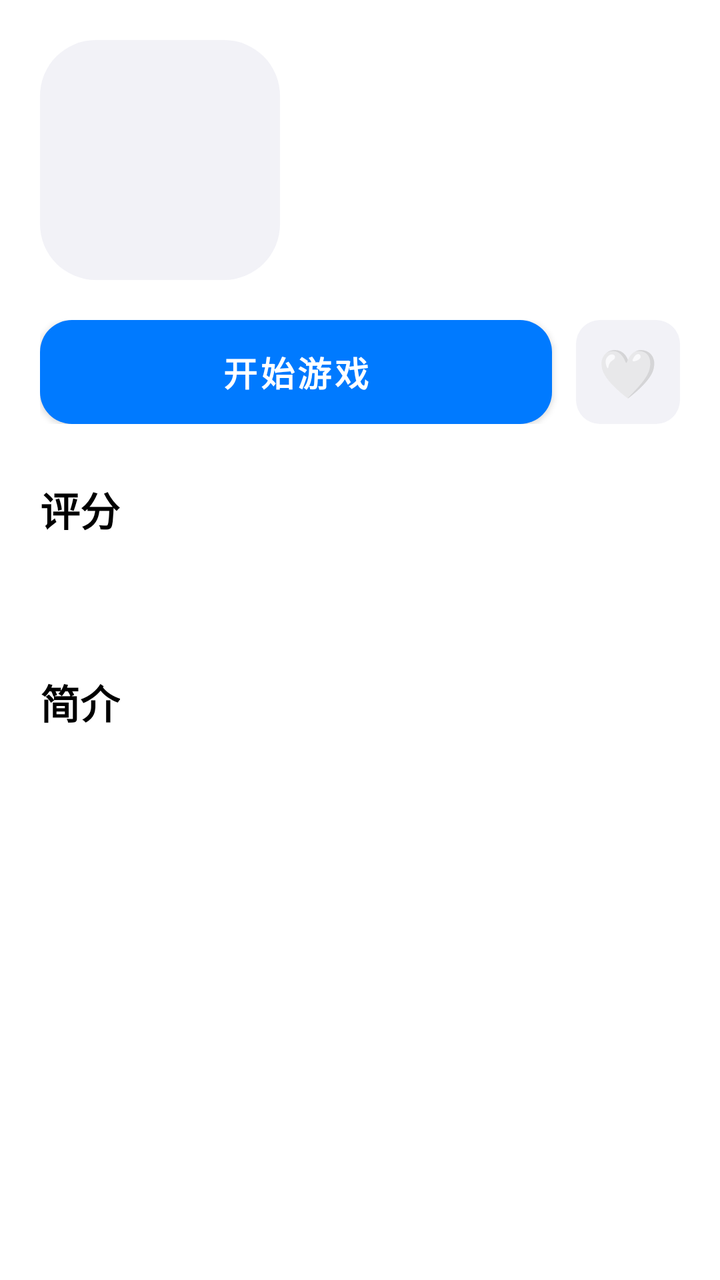
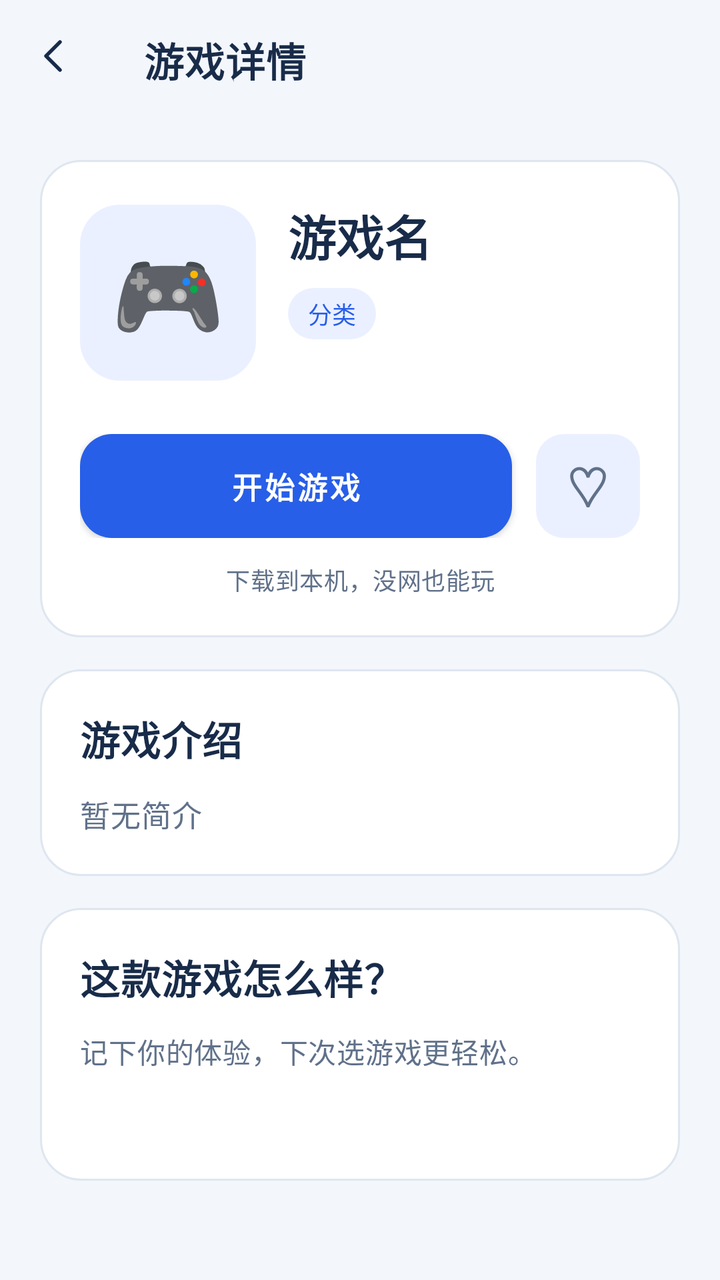

Two renders of the same Android screen: before a commit and after it. Below are the layout's source before the change and the commit's diff.
<!-- AndroidManifest.xml: application theme Theme.Game100 -->
<!-- res/layout/activity_game_detail.xml -->
<?xml version="1.0" encoding="utf-8"?>
<ScrollView xmlns:android="http://schemas.android.com/apk/res/android"
    android:layout_width="match_parent"
    android:layout_height="match_parent"
    android:background="@color/bg"
    android:fillViewport="true">

    <LinearLayout
        android:layout_width="match_parent"
        android:layout_height="wrap_content"
        android:orientation="vertical"
        android:padding="20dp">

        
        <LinearLayout
            android:layout_width="match_parent"
            android:layout_height="wrap_content"
            android:orientation="horizontal"
            android:gravity="center_vertical">

            <TextView
                android:id="@+id/detail_icon"
                android:layout_width="120dp"
                android:layout_height="120dp"
                android:gravity="center"
                android:textSize="64sp"
                android:background="@drawable/game_icon_bg" />

            <LinearLayout
                android:layout_width="0dp"
                android:layout_height="wrap_content"
                android:layout_weight="1"
                android:layout_marginStart="16dp"
                android:orientation="vertical">

                <TextView
                    android:id="@+id/detail_name"
                    android:layout_width="wrap_content"
                    android:layout_height="wrap_content"
                    android:textSize="22sp"
                    android:textStyle="bold"
                    android:textColor="@color/text_primary" />

                <TextView
                    android:id="@+id/detail_category"
                    android:layout_width="wrap_content"
                    android:layout_height="wrap_content"
                    android:layout_marginTop="4dp"
                    android:textSize="14sp"
                    android:textColor="@color/text_secondary" />

                <TextView
                    android:id="@+id/detail_size"
                    android:layout_width="wrap_content"
                    android:layout_height="wrap_content"
                    android:layout_marginTop="2dp"
                    android:textSize="13sp"
                    android:textColor="@color/text_secondary" />
            </LinearLayout>
        </LinearLayout>

        
        <LinearLayout
            android:layout_width="match_parent"
            android:layout_height="wrap_content"
            android:layout_marginTop="20dp"
            android:orientation="horizontal"
            android:gravity="center_vertical">

            <Button
                android:id="@+id/btn_play"
                android:layout_width="0dp"
                android:layout_height="52dp"
                android:layout_weight="1"
                android:background="@drawable/pill_action"
                android:text="开始游戏"
                android:textSize="17sp"
                android:textStyle="bold"
                android:textColor="@android:color/white" />

            <TextView
                android:id="@+id/btn_favorite"
                android:layout_width="52dp"
                android:layout_height="52dp"
                android:layout_marginStart="12dp"
                android:background="@drawable/search_bg"
                android:gravity="center"
                android:textSize="24sp"
                android:text="🤍" />
        </LinearLayout>

        
        <TextView
            android:layout_width="wrap_content"
            android:layout_height="wrap_content"
            android:layout_marginTop="28dp"
            android:text="评分"
            android:textSize="20sp"
            android:textStyle="bold"
            android:textColor="@color/text_primary" />

        <LinearLayout
            android:id="@+id/stars_row"
            android:layout_width="wrap_content"
            android:layout_height="wrap_content"
            android:layout_marginTop="12dp"
            android:orientation="horizontal" />

        <TextView
            android:id="@+id/detail_rating_text"
            android:layout_width="wrap_content"
            android:layout_height="wrap_content"
            android:layout_marginTop="8dp"
            android:textSize="14sp"
            android:textColor="@color/text_secondary" />

        
        <TextView
            android:id="@+id/detail_best_score"
            android:layout_width="wrap_content"
            android:layout_height="wrap_content"
            android:layout_marginTop="20dp"
            android:textSize="16sp"
            android:textStyle="bold"
            android:textColor="@color/text_primary"
            android:visibility="gone" />

        
        <TextView
            android:layout_width="wrap_content"
            android:layout_height="wrap_content"
            android:layout_marginTop="28dp"
            android:text="简介"
            android:textSize="20sp"
            android:textStyle="bold"
            android:textColor="@color/text_primary" />

        <TextView
            android:id="@+id/detail_desc"
            android:layout_width="match_parent"
            android:layout_height="wrap_content"
            android:layout_marginTop="12dp"
            android:textSize="15sp"
            android:lineSpacingExtra="4dp"
            android:textColor="@color/text_primary" />

        <Space
            android:layout_width="match_parent"
            android:layout_height="40dp" />
    </LinearLayout>
</ScrollView>
<!-- resources referenced by this layout -->
<resources>
  <color name="bg">#FFFFFF</color>
  <color name="text_primary">#000000</color>
  <color name="text_secondary">#8E8E93</color>
  <!-- drawable game_icon_bg (drawable) -->
  <?xml version="1.0" encoding="utf-8"?>
  <shape xmlns:android="http://schemas.android.com/apk/res/android"
      android:shape="rectangle">
      <solid android:color="#F2F2F7" />
      <corners android:radius="28dp" />
  </shape>
  <!-- drawable pill_action (drawable) -->
  <?xml version="1.0" encoding="utf-8"?>
  <shape xmlns:android="http://schemas.android.com/apk/res/android"
      android:shape="rectangle">
      <solid android:color="#007AFF" />
      <corners android:radius="16dp" />
  </shape>
  <!-- drawable search_bg (drawable) -->
  <?xml version="1.0" encoding="utf-8"?>
  <shape xmlns:android="http://schemas.android.com/apk/res/android"
      android:shape="rectangle">
      <solid android:color="#F2F2F7" />
      <corners android:radius="12dp" />
  </shape>
  <style name="Theme.Game100" parent="Theme.MaterialComponents.DayNight.NoActionBar">
          <item name="colorPrimary">@color/brand</item>
          <item name="colorPrimaryDark">@color/bg</item>
          <item name="colorAccent">@color/brand</item>
          <item name="android:windowBackground">@color/bg</item>
          <item name="android:statusBarColor">@color/bg</item>
          <item name="android:navigationBarColor">@color/bg</item>
          <item name="android:windowLightStatusBar">false</item>
      </style>
  <color name="brand">#007AFF</color>
</resources>

<!-- the commit's change to res/layout/activity_game_detail.xml (unified diff, before → after) -->
@@ -1,151 +1,204 @@
 <?xml version="1.0" encoding="utf-8"?>
-<ScrollView xmlns:android="http://schemas.android.com/apk/res/android"
+<LinearLayout
     android:layout_width="match_parent"
     android:layout_height="match_parent"
-    android:background="@color/bg"
-    android:fillViewport="true">
-
-    <LinearLayout
+    android:orientation="vertical"
+    xmlns:android="http://schemas.android.com/apk/res/android"
+    xmlns:app="http://schemas.android.com/apk/res-auto"
+    android:background="@color/bg">
+    <com.google.android.material.appbar.MaterialToolbar
         android:layout_width="match_parent"
-        android:layout_height="wrap_content"
-        android:orientation="vertical"
-        android:padding="20dp">
-
-        
+        android:layout_height="60dp"
+        android:id="@+id/detail_toolbar"
+        android:background="@color/bg"
+        app:title="游戏详情"
+        app:titleTextColor="@color/text_primary"
+        app:titleTextAppearance="@style/TextAppearance.Game100.Section"
+        app:navigationIcon="@drawable/ic_back"
+        app:navigationContentDescription="@string/back" />
+    <ScrollView
+        android:layout_width="match_parent"
+        android:layout_height="0dp"
+        android:layout_weight="1"
+        android:fillViewport="true"
+        android:clipToPadding="false">
         <LinearLayout
             android:layout_width="match_parent"
             android:layout_height="wrap_content"
-            android:orientation="horizontal"
-            android:gravity="center_vertical">
-
-            <TextView
-                android:id="@+id/detail_icon"
-                android:layout_width="120dp"
-                android:layout_height="120dp"
-                android:gravity="center"
-                android:textSize="64sp"
-                android:background="@drawable/game_icon_bg" />
-
+            android:orientation="vertical"
+            android:padding="20dp">
             <LinearLayout
-                android:layout_width="0dp"
+                android:layout_width="match_parent"
                 android:layout_height="wrap_content"
-                android:layout_weight="1"
-                android:layout_marginStart="16dp"
-                android:orientation="vertical">
-
-                <TextView
-                    android:id="@+id/detail_name"
-                    android:layout_width="wrap_content"
-                    android:layout_height="wrap_content"
-                    android:textSize="22sp"
+                android:orientation="vertical"
+                android:background="@drawable/surface_panel"
+                android:padding="20dp"
+                android:layout_marginBottom="16dp">
+                <LinearLayout
+                    android:layout_width="match_parent"
+                    android:layout_height="wrap_content"
+                    android:orientation="horizontal"
+                    android:gravity="center_vertical">
+                    <TextView
+                        android:layout_width="88dp"
+                        android:layout_height="88dp"
+                        android:text="🎮"
+                        android:textColor="@color/text_primary"
+                        android:id="@+id/detail_icon"
+                        android:gravity="center"
+                        android:textSize="46sp"
+                        android:background="@drawable/game_icon_bg"
+                        android:importantForAccessibility="no" />
+                    <LinearLayout
+                        android:layout_width="0dp"
+                        android:layout_height="wrap_content"
+                        android:orientation="vertical"
+                        android:layout_weight="1"
+                        android:layout_marginStart="16dp">
+                        <TextView
+                            android:layout_width="match_parent"
+                            android:layout_height="wrap_content"
+                            android:text="游戏名"
+                            android:textColor="@color/text_primary"
+                            android:id="@+id/detail_name"
+                            android:textSize="24sp"
+                            android:textStyle="bold"
+                            android:maxLines="2"
+                            android:ellipsize="end" />
+                        <TextView
+                            android:layout_width="wrap_content"
+                            android:layout_height="wrap_content"
+                            android:text="分类"
+                            android:textColor="@color/brand"
+                            android:id="@+id/detail_category"
+                            android:layout_marginTop="9dp"
+                            android:paddingStart="10dp"
+                            android:paddingEnd="10dp"
+                            android:paddingTop="4dp"
+                            android:paddingBottom="4dp"
+                            android:textSize="12sp"
+                            android:background="@drawable/pill_secondary" />
+                        <TextView
+                            android:layout_width="match_parent"
+                            android:layout_height="wrap_content"
+                            android:text=""
+                            android:textColor="@color/text_secondary"
+                            android:textAppearance="@style/TextAppearance.Game100.Body"
+                            android:id="@+id/detail_size"
+                            android:layout_marginTop="7dp"
+                            android:textSize="12sp" />
+                    </LinearLayout>
+                </LinearLayout>
+                <LinearLayout
+                    android:layout_width="match_parent"
+                    android:layout_height="wrap_content"
+                    android:orientation="horizontal"
+                    android:gravity="center_vertical"
+                    android:layout_marginTop="24dp">
+                    <com.google.android.material.button.MaterialButton
+                        android:layout_width="0dp"
+                        android:layout_height="52dp"
+                        android:id="@+id/btn_play"
+                        style="@style/Widget.Game100.PrimaryButton"
+                        android:text="开始游戏"
+                        android:layout_weight="1" />
+                    <TextView
+                        android:layout_width="52dp"
+                        android:layout_height="52dp"
+                        android:text="♡"
+                        android:textColor="@color/text_secondary"
+                        android:id="@+id/btn_favorite"
+                        android:layout_marginStart="12dp"
+                        android:gravity="center"
+                        android:textSize="28sp"
+                        android:background="@drawable/pill_secondary"
+                        android:focusable="true"
+                        android:clickable="true"
+                        android:contentDescription="收藏游戏" />
+                </LinearLayout>
+                <TextView
+                    android:layout_width="match_parent"
+                    android:layout_height="wrap_content"
+                    android:text="下载到本机，没网也能玩"
+                    android:textColor="@color/text_secondary"
+                    android:textAppearance="@style/TextAppearance.Game100.Body"
+                    android:layout_marginTop="12dp"
+                    android:gravity="center"
+                    android:textSize="12sp" />
+            </LinearLayout>
+            <LinearLayout
+                android:layout_width="match_parent"
+                android:layout_height="wrap_content"
+                android:orientation="vertical"
+                android:background="@drawable/surface_panel"
+                android:padding="20dp"
+                android:layout_marginBottom="16dp">
+                <TextView
+                    android:layout_width="match_parent"
+                    android:layout_height="wrap_content"
+                    android:text="游戏介绍"
+                    android:textColor="@color/text_primary"
+                    android:textAppearance="@style/TextAppearance.Game100.Section"
+                    android:layout_marginBottom="12dp" />
+                <TextView
+                    android:layout_width="match_parent"
+                    android:layout_height="wrap_content"
+                    android:text="暂无简介"
+                    android:textColor="@color/text_secondary"
+                    android:textAppearance="@style/TextAppearance.Game100.Body"
+                    android:id="@+id/detail_desc"
+                    android:textSize="15sp" />
+                <TextView
+                    android:layout_width="match_parent"
+                    android:layout_height="wrap_content"
+                    android:text=""
+                    android:textColor="@color/success"
+                    android:id="@+id/detail_best_score"
+                    android:layout_marginTop="18dp"
+                    android:padding="14dp"
+                    android:textSize="15sp"
                     android:textStyle="bold"
-                    android:textColor="@color/text_primary" />
-
-                <TextView
-                    android:id="@+id/detail_category"
-                    android:layout_width="wrap_content"
-                    android:layout_height="wrap_content"
-                    android:layout_marginTop="4dp"
-                    android:textSize="14sp"
-                    android:textColor="@color/text_secondary" />
-
-                <TextView
-                    android:id="@+id/detail_size"
-                    android:layout_width="wrap_content"
-                    android:layout_height="wrap_content"
-                    android:layout_marginTop="2dp"
-                    android:textSize="13sp"
-                    android:textColor="@color/text_secondary" />
+                    android:background="@drawable/pill_secondary"
+                    android:visibility="gone" />
+            </LinearLayout>
+            <LinearLayout
+                android:layout_width="match_parent"
+                android:layout_height="wrap_content"
+                android:orientation="vertical"
+                android:background="@drawable/surface_panel"
+                android:padding="20dp"
+                android:layout_marginBottom="16dp">
+                <TextView
+                    android:layout_width="match_parent"
+                    android:layout_height="wrap_content"
+                    android:text="这款游戏怎么样？"
+                    android:textColor="@color/text_primary"
+                    android:textAppearance="@style/TextAppearance.Game100.Section"
+                    android:layout_marginBottom="12dp" />
+                <TextView
+                    android:layout_width="match_parent"
+                    android:layout_height="wrap_content"
+                    android:text="记下你的体验，下次选游戏更轻松。"
+                    android:textColor="@color/text_secondary"
+                    android:textAppearance="@style/TextAppearance.Game100.Body" />
+                <LinearLayout
+                    android:layout_width="match_parent"
+                    android:layout_height="wrap_content"
+                    android:orientation="horizontal"
+                    android:id="@+id/stars_row"
+                    android:gravity="center"
+                    android:layout_marginTop="12dp" />
+                <TextView
+                    android:layout_width="match_parent"
+                    android:layout_height="wrap_content"
+                    android:text=""
+                    android:textColor="@color/text_secondary"
+                    android:textAppearance="@style/TextAppearance.Game100.Body"
+                    android:id="@+id/detail_rating_text"
+                    android:gravity="center"
+                    android:layout_marginTop="6dp"
+                    android:textSize="12sp" />
             </LinearLayout>
         </LinearLayout>
-
-        
-        <LinearLayout
-            android:layout_width="match_parent"
-            android:layout_height="wrap_content"
-            android:layout_marginTop="20dp"
-            android:orientation="horizontal"
-            android:gravity="center_vertical">
-
-            <Button
-                android:id="@+id/btn_play"
-                android:layout_width="0dp"
-                android:layout_height="52dp"
-                android:layout_weight="1"
-                android:background="@drawable/pill_action"
-                android:text="开始游戏"
-                android:textSize="17sp"
-                android:textStyle="bold"
-                android:textColor="@android:color/white" />
-
-            <TextView
-                android:id="@+id/btn_favorite"
-                android:layout_width="52dp"
-                android:layout_height="52dp"
-                android:layout_marginStart="12dp"
-                android:background="@drawable/search_bg"
-                android:gravity="center"
-                android:textSize="24sp"
-                android:text="🤍" />
-        </LinearLayout>
-
-        
-        <TextView
-            android:layout_width="wrap_content"
-            android:layout_height="wrap_content"
-            android:layout_marginTop="28dp"
-            android:text="评分"
-            android:textSize="20sp"
-            android:textStyle="bold"
-            android:textColor="@color/text_primary" />
-
-        <LinearLayout
-            android:id="@+id/stars_row"
-            android:layout_width="wrap_content"
-            android:layout_height="wrap_content"
-            android:layout_marginTop="12dp"
-            android:orientation="horizontal" />
-
-        <TextView
-            android:id="@+id/detail_rating_text"
-            android:layout_width="wrap_content"
-            android:layout_height="wrap_content"
-            android:layout_marginTop="8dp"
-            android:textSize="14sp"
-            android:textColor="@color/text_secondary" />
-
-        
-        <TextView
-            android:id="@+id/detail_best_score"
-            android:layout_width="wrap_content"
-            android:layout_height="wrap_content"
-            android:layout_marginTop="20dp"
-            android:textSize="16sp"
-            android:textStyle="bold"
-            android:textColor="@color/text_primary"
-            android:visibility="gone" />
-
-        
-        <TextView
-            android:layout_width="wrap_content"
-            android:layout_height="wrap_content"
-            android:layout_marginTop="28dp"
-            android:text="简介"
-            android:textSize="20sp"
-            android:textStyle="bold"
-            android:textColor="@color/text_primary" />
-
-        <TextView
-            android:id="@+id/detail_desc"
-            android:layout_width="match_parent"
-            android:layout_height="wrap_content"
-            android:layout_marginTop="12dp"
-            android:textSize="15sp"
-            android:lineSpacingExtra="4dp"
-            android:textColor="@color/text_primary" />
-
-        <Space
-            android:layout_width="match_parent"
-            android:layout_height="40dp" />
-    </LinearLayout>
-</ScrollView>
+    </ScrollView>
+</LinearLayout>
<!-- resource entries referenced after the edit -->
@@ -1,38 +1,79 @@
 <!-- resources referenced by this layout -->
 <resources>
-  <color name="bg">#FFFFFF</color>
-  <color name="text_primary">#000000</color>
-  <color name="text_secondary">#8E8E93</color>
+  <color name="bg">#F3F6FB</color>
+  <color name="text_primary">#182B49</color>
+  <color name="text_secondary">#60718A</color>
   <!-- drawable game_icon_bg (drawable) -->
   <?xml version="1.0" encoding="utf-8"?>
   <shape xmlns:android="http://schemas.android.com/apk/res/android"
       android:shape="rectangle">
-      <solid android:color="#F2F2F7" />
-      <corners android:radius="28dp" />
+      <solid android:color="@color/brand_soft" />
+      <corners android:radius="20dp" />
   </shape>
-  <!-- drawable pill_action (drawable) -->
+  <!-- drawable ic_back (drawable) -->
   <?xml version="1.0" encoding="utf-8"?>
-  <shape xmlns:android="http://schemas.android.com/apk/res/android"
-      android:shape="rectangle">
-      <solid android:color="#007AFF" />
-      <corners android:radius="16dp" />
+  <vector xmlns:android="http://schemas.android.com/apk/res/android" android:width="24dp" android:height="24dp" android:viewportWidth="24" android:viewportHeight="24">
+      <path android:fillColor="@android:color/transparent" android:strokeColor="@color/text_primary" android:strokeWidth="1.8" android:strokeLineCap="round" android:strokeLineJoin="round" android:pathData="M14,5L7,12L14,19" />
+  </vector>
+  <!-- drawable pill_secondary (drawable) -->
+  <?xml version="1.0" encoding="utf-8"?>
+  <ripple xmlns:android="http://schemas.android.com/apk/res/android" android:color="@color/ripple">
+      <item><shape android:shape="rectangle">
+          <solid android:color="@color/brand_soft" />
+          <corners android:radius="14dp" />
+      </shape></item>
+  </ripple>
+  <!-- drawable surface_panel (drawable) -->
+  <?xml version="1.0" encoding="utf-8"?>
+  <shape xmlns:android="http://schemas.android.com/apk/res/android" android:shape="rectangle">
+      <solid android:color="@color/bg_card" />
+      <stroke android:width="1dp" android:color="@color/divider" />
+      <corners android:radius="20dp" />
   </shape>
-  <!-- drawable search_bg (drawable) -->
-  <?xml version="1.0" encoding="utf-8"?>
-  <shape xmlns:android="http://schemas.android.com/apk/res/android"
-      android:shape="rectangle">
-      <solid android:color="#F2F2F7" />
-      <corners android:radius="12dp" />
-  </shape>
-  <style name="Theme.Game100" parent="Theme.MaterialComponents.DayNight.NoActionBar">
+  <string name="back">返回</string>
+  <style name="TextAppearance.Game100.Body" parent="TextAppearance.MaterialComponents.Body2">
+          <item name="android:textSize">14sp</item>
+          <item name="android:textColor">@color/text_secondary</item>
+          <item name="android:lineSpacingExtra">5dp</item>
+      </style>
+  <style name="TextAppearance.Game100.Section" parent="TextAppearance.MaterialComponents.Headline6">
+          <item name="android:textSize">20sp</item>
+          <item name="android:textStyle">bold</item>
+          <item name="android:textColor">@color/text_primary</item>
+      </style>
+  <style name="Widget.Game100.PrimaryButton" parent="Widget.MaterialComponents.Button">
+          <item name="android:minHeight">52dp</item>
+          <item name="android:textSize">15sp</item>
+          <item name="android:textStyle">bold</item>
+          <item name="android:textAllCaps">false</item>
+          <item name="android:insetTop">0dp</item>
+          <item name="android:insetBottom">0dp</item>
+          <item name="android:textColor">@android:color/white</item>
+          <item name="backgroundTint">@color/brand</item>
+          <item name="cornerRadius">16dp</item>
+          <item name="android:elevation">0dp</item>
+      </style>
+  <style name="Theme.Game100" parent="Theme.MaterialComponents.Light.NoActionBar">
           <item name="colorPrimary">@color/brand</item>
           <item name="colorPrimaryDark">@color/bg</item>
           <item name="colorAccent">@color/brand</item>
           <item name="android:windowBackground">@color/bg</item>
           <item name="android:statusBarColor">@color/bg</item>
           <item name="android:navigationBarColor">@color/bg</item>
-          <item name="android:windowLightStatusBar">false</item>
+          <item name="android:windowLightStatusBar">true</item>
+          <item name="android:windowLightNavigationBar">true</item>
+          <item name="colorSurface">@color/bg_card</item>
+          <item name="colorOnSurface">@color/text_primary</item>
+          <item name="colorOnPrimary">@android:color/white</item>
+          <item name="colorControlNormal">@color/text_secondary</item>
+          <item name="android:fontFamily">sans-serif</item>
+          <item name="android:colorEdgeEffect">@color/brand_soft</item>
       </style>
-  <color name="brand">#007AFF</color>
+  <color name="brand_soft">#EAF0FF</color>
+  <color name="ripple">#19285FE8</color>
+  <color name="bg_card">#FFFFFF</color>
+  <color name="divider">#DEE6F0</color>
+  <color name="brand">#285FE8</color>
+  <color name="success">#237053</color>
 </resources>
 
